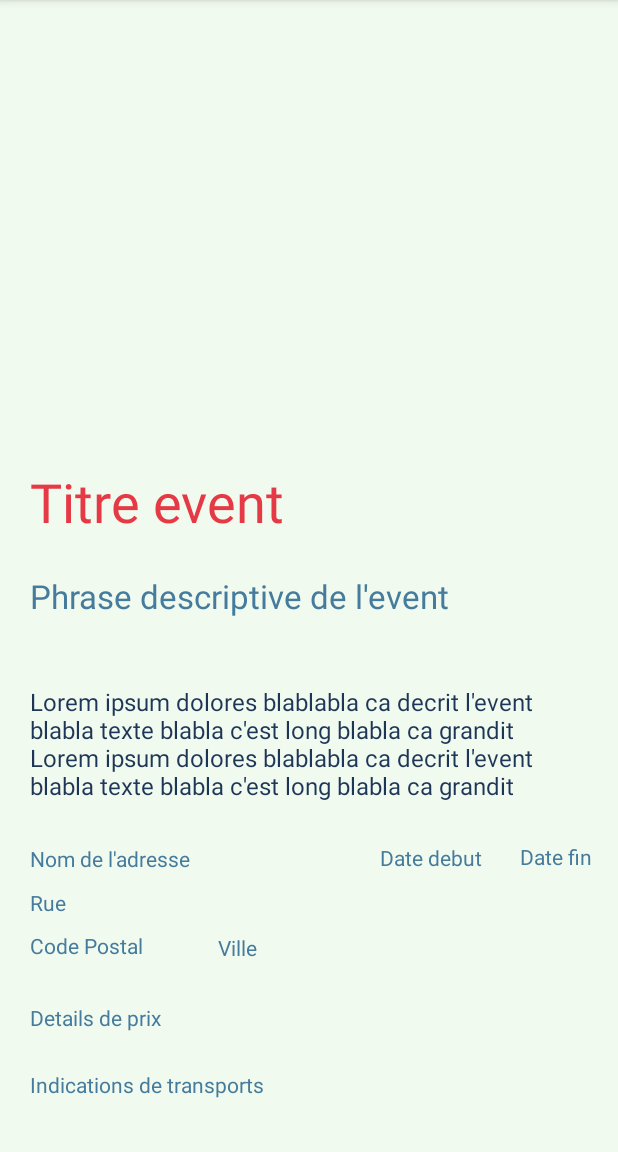
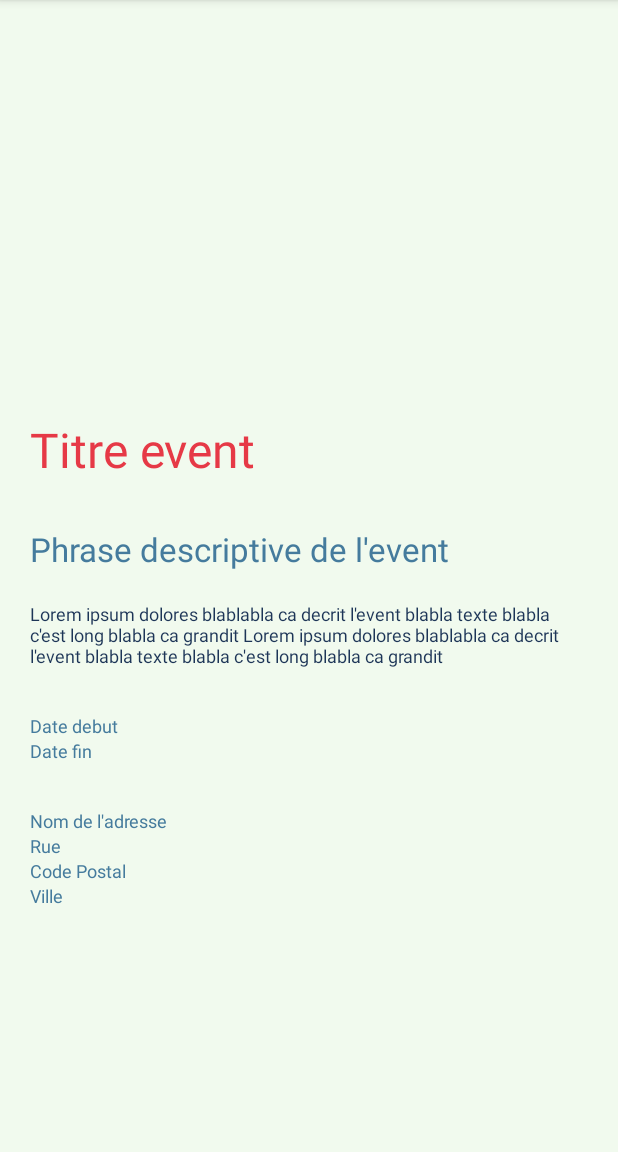
Before and after one commit to fnazih/Web-Android-Project, an Android app: the EventActivity screen opened directly, with no data from a screen before it, on a phone screen of 412 x 824 dp, the part 84-1236 px from its top. Run offline under Robolectric (Android 15) with nearby library versions, the phone set to English and light mode, and no system bars; our stand-ins replace Picasso; pictures from the network do not load; 2 statements that could not run were skipped.

Commit message:
fav update

```diff
--- a/android/app/src/main/java/com/ismin/projectapp/ActivityMain.kt
+++ b/android/app/src/main/java/com/ismin/projectapp/ActivityMain.kt
@@ -6,12 +6,14 @@
 package com.ismin.projectapp
 
 import android.content.Intent
+import android.media.Image
 import androidx.appcompat.app.AppCompatActivity
 import android.os.Bundle
 import android.view.View
 import android.widget.Button
 import android.widget.ExpandableListView
 import android.widget.Toast
+import androidx.core.content.res.ResourcesCompat
 import kotlinx.android.synthetic.main.activity_main.*
 import retrofit2.Call
 import retrofit2.Callback
@@ -149,9 +151,9 @@ class ActivityMain: AppCompatActivity(), ExpandableListView.OnChildClickListener
         this.startActivity(intent)
     }
 
-    fun addToFavorites(event: Event) {
-        var ATFB: Button = findViewById(R.id.addToFavButton)
-        ATFB.background = resources.getDrawable(R.drawable.filledstar)
+    override fun addToFavorites(position: Int) {
+        val event = eventList.getAllEventsSortedByTitle()[position]
+        eventList.getAllEventsSortedByTitle()[position].fav = true
         favorites.addEvent(event)
     }
 }
--- a/android/app/src/main/java/com/ismin/projectapp/Event.kt
+++ b/android/app/src/main/java/com/ismin/projectapp/Event.kt
@@ -31,4 +31,5 @@ data class Event(val id: String,
                  val price_type: String,
                  val price_detail: String,
                  val access_link: String,
-                 val tags: String): Serializable
+                 val tags: String,
+                 var fav : Boolean?): Serializable
--- a/android/app/src/main/java/com/ismin/projectapp/EventActivity.kt
+++ b/android/app/src/main/java/com/ismin/projectapp/EventActivity.kt
@@ -16,7 +16,7 @@ class EventActivity : AppCompatActivity() {
     private lateinit var eventImageView: ImageView
     private lateinit var eventTitleView: TextView
     private lateinit var eventLeadTextView: TextView
-    //private lateinit var eventDescriptionView: TextView
+    private lateinit var eventDescriptionView: TextView
     private lateinit var eventDateStartView: TextView
     private lateinit var eventDateEndView: TextView
     private lateinit var addressNameView: TextView
@@ -32,7 +32,7 @@ class EventActivity : AppCompatActivity() {
         eventImageView = findViewById(R.id.eventImageView)
         eventTitleView = findViewById(R.id.eventTitleView)
         eventLeadTextView = findViewById(R.id.eventLeadTextView)
-        //eventDescriptionView = findViewById(R.id.eventDescriptionView)
+        eventDescriptionView = findViewById(R.id.eventDescriptionView)
         eventDateStartView = findViewById(R.id.dateStartView)
         eventDateEndView = findViewById(R.id.dateEndView)
         addressNameView = findViewById(R.id.addressNameView)
@@ -51,7 +51,7 @@ class EventActivity : AppCompatActivity() {
         eventDateStartView.text = event.date_start
         eventDateEndView.text = event.date_end
         eventLeadTextView.text = event.lead_text
-        //eventDescriptionView.text = event.description
+        eventDescriptionView.text = event.description
         addressNameView.text = event.address_name
         addressStreetView.text = event.address_street
         addressZipCodeView.text = event.address_zipcode
--- a/android/app/src/main/java/com/ismin/projectapp/EventAdapter.kt
+++ b/android/app/src/main/java/com/ismin/projectapp/EventAdapter.kt
@@ -8,12 +8,14 @@ package com.ismin.projectapp
 import android.view.LayoutInflater
 import android.view.View
 import android.view.ViewGroup
+import android.widget.Button
 import android.widget.ImageView
 import android.widget.TextView
 import androidx.recyclerview.widget.RecyclerView
 import com.squareup.picasso.Picasso
 
 class EventAdapter(private val events: ArrayList<Event>, private val listener: onEventItemClickListener): RecyclerView.Adapter<EventAdapter.EventViewHolder>() {
+    private lateinit var favButt: Button
 
     override fun onCreateViewHolder(parent: ViewGroup, viewType: Int): EventViewHolder {
         val row = LayoutInflater.from(parent.context).inflate(R.layout.event_row_layout, parent, false)
@@ -24,7 +26,6 @@ class EventAdapter(private val events: ArrayList<Event>, private val listener: o
         return this.events.size
     }
 
-
     fun refreshData(updatedEvents: java.util.ArrayList<Event>) {
         events.clear()
         events.addAll(updatedEvents)
@@ -34,12 +35,17 @@ class EventAdapter(private val events: ArrayList<Event>, private val listener: o
         var eventTitle: TextView
         var eventDate: TextView
         var eventIcon: ImageView
+        var favButton: Button
 
         init {
             itemView.setOnClickListener(this)
             this.eventTitle = itemView.findViewById(R.id.eventTitleRow)
             this.eventIcon = itemView.findViewById(R.id.eventIconView)
             this.eventDate = itemView.findViewById(R.id.eventDateListView)
+            this.favButton = itemView.findViewById(R.id.addToFavButton)
+            favButton.setOnClickListener {
+                listener.onFavButtonClick(this.adapterPosition)
+            }
         }
 
         override fun onClick(v: View?) {
--- a/android/app/src/main/java/com/ismin/projectapp/MyActivityCallback.kt
+++ b/android/app/src/main/java/com/ismin/projectapp/MyActivityCallback.kt
@@ -7,4 +7,6 @@ package com.ismin.projectapp
 
 interface MyActivityCallback {
     fun goToEvent(event: Event)
+
+    fun addToFavorites(position: Int)
 }
--- a/android/app/src/main/java/com/ismin/projectapp/SubCategoryFragment.kt
+++ b/android/app/src/main/java/com/ismin/projectapp/SubCategoryFragment.kt
@@ -11,7 +11,6 @@ import androidx.fragment.app.Fragment
 import android.view.LayoutInflater
 import android.view.View
 import android.view.ViewGroup
-import android.widget.Toast
 import androidx.recyclerview.widget.DividerItemDecoration
 import androidx.recyclerview.widget.LinearLayoutManager
 import androidx.recyclerview.widget.RecyclerView
@@ -50,9 +49,13 @@ class SubCategoryFragment : Fragment(), onEventItemClickListener {
     }
 
     override fun onItemClick(position: Int) {
-        Toast.makeText(context, "Click", Toast.LENGTH_SHORT).show()
         val clickedEvent: Event = events[position]
         listener.goToEvent(clickedEvent)
+    }
+
+    override fun onFavButtonClick(position: Int) {
+        val clickedEvent = events[position]
+        listener.addToFavorites(position)
     }
 
     override fun onAttach(context: Context) {
--- a/android/app/src/main/java/com/ismin/projectapp/onEventItemClickListener.kt
+++ b/android/app/src/main/java/com/ismin/projectapp/onEventItemClickListener.kt
@@ -7,4 +7,6 @@ package com.ismin.projectapp
 
 interface onEventItemClickListener {
     fun onItemClick(position: Int)
+
+    fun onFavButtonClick(position: Int)
 }
--- a/android/app/src/main/res/layout/activity_event.xml
+++ b/android/app/src/main/res/layout/activity_event.xml
@@ -1,23 +1,38 @@
 <?xml version="1.0" encoding="utf-8"?>
-<androidx.constraintlayout.widget.ConstraintLayout
-    xmlns:android="http://schemas.android.com/apk/res/android"
+<ScrollView xmlns:android="http://schemas.android.com/apk/res/android"
     xmlns:app="http://schemas.android.com/apk/res-auto"
     xmlns:tools="http://schemas.android.com/tools"
     android:layout_width="match_parent"
     android:layout_height="match_parent"
     android:background="@color/lightBlue"
-    tools:context=".EventActivity"
-    android:isScrollContainer="true">
+    tools:context=".EventActivity">
+
+
+    <LinearLayout
+        android:layout_width="match_parent"
+        android:layout_height="match_parent"
+        android:orientation="vertical">
+
+        <ImageView
+            android:id="@+id/eventImageView"
+            android:layout_width="414dp"
+            android:layout_height="278dp"
+            app:layout_constraintBottom_toBottomOf="parent"
+            app:layout_constraintEnd_toEndOf="parent"
+            app:layout_constraintStart_toStartOf="parent"
+            app:layout_constraintTop_toTopOf="parent"
+            app:layout_constraintVertical_bias="0.0"
+            tools:srcCompat="@tools:sample/backgrounds/scenic" />
 
         <TextView
             android:id="@+id/eventTitleView"
             android:layout_width="match_parent"
             android:layout_height="wrap_content"
+            android:layout_marginBottom="30dp"
             android:paddingHorizontal="20dp"
-        android:layout_marginBottom="404dp"
             android:text="@string/eventTitle"
-        android:textSize="36dp"
             android:textColor="@color/vividRed"
+            android:textSize="32dp"
             app:layout_constraintBottom_toBottomOf="parent"
             app:layout_constraintEnd_toEndOf="parent"
             app:layout_constraintHorizontal_bias="0.0"
@@ -30,8 +45,8 @@
             android:layout_width="match_parent"
             android:layout_height="wrap_content"
             android:paddingHorizontal="20dp"
-        android:layout_marginTop="24dp"
             android:text="@string/leadTextString"
+            android:layout_marginBottom="20dp"
             android:textSize="22dp"
             app:layout_constraintBottom_toBottomOf="parent"
             app:layout_constraintEnd_toEndOf="parent"
@@ -47,7 +62,7 @@
             android:paddingHorizontal="20dp"
             android:text="@string/descriptionEvent"
             android:textColor="@color/darkRoyalBlue"
-        android:textSize="16dp"
+            android:textSize="12dp"
             app:layout_constraintBottom_toBottomOf="parent"
             app:layout_constraintEnd_toEndOf="parent"
             app:layout_constraintHorizontal_bias="0.0"
@@ -55,35 +70,14 @@
             app:layout_constraintTop_toBottomOf="@id/eventLeadTextView"
             app:layout_constraintVertical_bias="0.161" />
 
-    <ImageView
-        android:id="@+id/eventImageView"
-        android:layout_width="414dp"
-        android:layout_height="278dp"
-        app:layout_constraintBottom_toBottomOf="parent"
-        app:layout_constraintStart_toStartOf="parent"
-        app:layout_constraintTop_toTopOf="parent"
-        app:layout_constraintVertical_bias="0.0"
-        tools:srcCompat="@tools:sample/backgrounds/scenic" />
-
-    <TextView
-        android:id="@+id/addressNameView"
-        android:layout_width="wrap_content"
-        android:layout_height="wrap_content"
-        android:text="@string/addressName"
-        android:paddingHorizontal="20dp"
-        app:layout_constraintBottom_toBottomOf="parent"
-        app:layout_constraintEnd_toEndOf="parent"
-        app:layout_constraintHorizontal_bias="0.0"
-        app:layout_constraintStart_toStartOf="parent"
-        app:layout_constraintTop_toBottomOf="@+id/eventDescriptionView"
-        app:layout_constraintVertical_bias="0.131" />
-
         <TextView
             android:id="@+id/dateStartView"
             android:layout_width="wrap_content"
             android:layout_height="wrap_content"
-        android:paddingHorizontal="10dp"
+            android:paddingHorizontal="20dp"
             android:text="Date debut"
+            android:textSize="12dp"
+            android:layout_marginTop="30dp"
             app:layout_constraintBottom_toBottomOf="parent"
             app:layout_constraintEnd_toEndOf="parent"
             app:layout_constraintHorizontal_bias="0.545"
@@ -95,22 +89,39 @@
             android:id="@+id/dateEndView"
             android:layout_width="wrap_content"
             android:layout_height="wrap_content"
-        android:layout_marginTop="26dp"
+            android:paddingHorizontal="20dp"
             android:text="Date fin"
-        android:paddingHorizontal="10dp"
+            android:textSize="12dp"
             app:layout_constraintBottom_toBottomOf="parent"
             app:layout_constraintEnd_toEndOf="parent"
-        app:layout_constraintHorizontal_bias="0.408"
+            app:layout_constraintHorizontal_bias="0.448"
             app:layout_constraintStart_toEndOf="@id/dateStartView"
             app:layout_constraintTop_toBottomOf="@+id/eventDescriptionView"
-        app:layout_constraintVertical_bias="0.005" />
+            app:layout_constraintVertical_bias="0.034" />
+
+        <TextView
+            android:id="@+id/addressNameView"
+            android:layout_width="wrap_content"
+            android:layout_height="wrap_content"
+            android:paddingHorizontal="20dp"
+            android:layout_marginRight="80dp"
+            android:text="@string/addressName"
+            android:textSize="12dp"
+            android:layout_marginTop="30dp"
+            app:layout_constraintBottom_toBottomOf="parent"
+            app:layout_constraintEnd_toEndOf="parent"
+            app:layout_constraintHorizontal_bias="0.0"
+            app:layout_constraintStart_toStartOf="parent"
+            app:layout_constraintTop_toBottomOf="@+id/eventDescriptionView"
+            app:layout_constraintVertical_bias="0.131" />
 
         <TextView
             android:id="@+id/addressStreetView"
             android:layout_width="wrap_content"
             android:layout_height="wrap_content"
+            android:paddingHorizontal="20dp"
             android:text="@string/addressStreet"
-        android:paddingHorizontal="20dp"
+            android:textSize="12dp"
             app:layout_constraintBottom_toBottomOf="parent"
             app:layout_constraintEnd_toEndOf="parent"
             app:layout_constraintHorizontal_bias="0.0"
@@ -122,8 +133,9 @@
             android:id="@+id/addressZipCodeView"
             android:layout_width="wrap_content"
             android:layout_height="wrap_content"
+            android:paddingHorizontal="20dp"
             android:text="@string/addressZipCode"
-        android:paddingHorizontal="20dp"
+            android:textSize="12dp"
             app:layout_constraintBottom_toBottomOf="parent"
             app:layout_constraintEnd_toEndOf="parent"
             app:layout_constraintHorizontal_bias="0.0"
@@ -135,39 +147,16 @@
             android:id="@+id/addressCityView"
             android:layout_width="wrap_content"
             android:layout_height="wrap_content"
+            android:paddingHorizontal="20dp"
             android:text="@string/addressCity"
-        android:paddingHorizontal="20dp"
+            android:textSize="12dp"
             app:layout_constraintBottom_toBottomOf="parent"
             app:layout_constraintEnd_toEndOf="parent"
-        app:layout_constraintHorizontal_bias="0.044"
+            app:layout_constraintHorizontal_bias="0.045"
             app:layout_constraintStart_toEndOf="@id/addressZipCodeView"
             app:layout_constraintTop_toBottomOf="@+id/addressNameView"
-        app:layout_constraintVertical_bias="0.239" />
+            app:layout_constraintVertical_bias="0.195"
+            android:layout_marginBottom="30dp"/>
 
-    <TextView
-        android:id="@+id/priceDetailsView"
-        android:layout_width="wrap_content"
-        android:layout_height="wrap_content"
-        android:text="@string/priceDetails"
-        android:paddingHorizontal="20dp"
-        app:layout_constraintBottom_toBottomOf="parent"
-        app:layout_constraintEnd_toEndOf="parent"
-        app:layout_constraintHorizontal_bias="0.0"
-        app:layout_constraintStart_toStartOf="parent"
-        app:layout_constraintTop_toBottomOf="@+id/addressZipCodeView"
-        app:layout_constraintVertical_bias="0.266" />
-
-    <TextView
-        android:id="@+id/transportIndicationsView"
-        android:layout_width="wrap_content"
-        android:layout_height="wrap_content"
-        android:text="@string/transportIndications"
-        android:paddingHorizontal="20dp"
-        app:layout_constraintBottom_toBottomOf="parent"
-        app:layout_constraintEnd_toEndOf="parent"
-        app:layout_constraintHorizontal_bias="0.0"
-        app:layout_constraintStart_toStartOf="parent"
-        app:layout_constraintTop_toBottomOf="@+id/priceDetailsView"
-        app:layout_constraintVertical_bias="0.413" />
-
-</androidx.constraintlayout.widget.ConstraintLayout>
+    </LinearLayout>
+</ScrollView>
--- a/android/app/src/main/res/layout/event_row_layout.xml
+++ b/android/app/src/main/res/layout/event_row_layout.xml
@@ -51,11 +51,10 @@
 
     <Button
         android:id="@+id/addToFavButton"
-        android:layout_width="49dp"
-        android:layout_height="41dp"
+        android:layout_width="28dp"
+        android:layout_height="26dp"
         android:layout_marginTop="4dp"
         android:background="@drawable/blankstar"
-        android:onClick="addToFavorites"
         app:layout_constraintBottom_toTopOf="@+id/eventDateListView"
         app:layout_constraintEnd_toEndOf="parent"
         app:layout_constraintStart_toEndOf="@+id/eventTitleRow"
```
Lines whose indentation alone changed are shown as unchanged.
